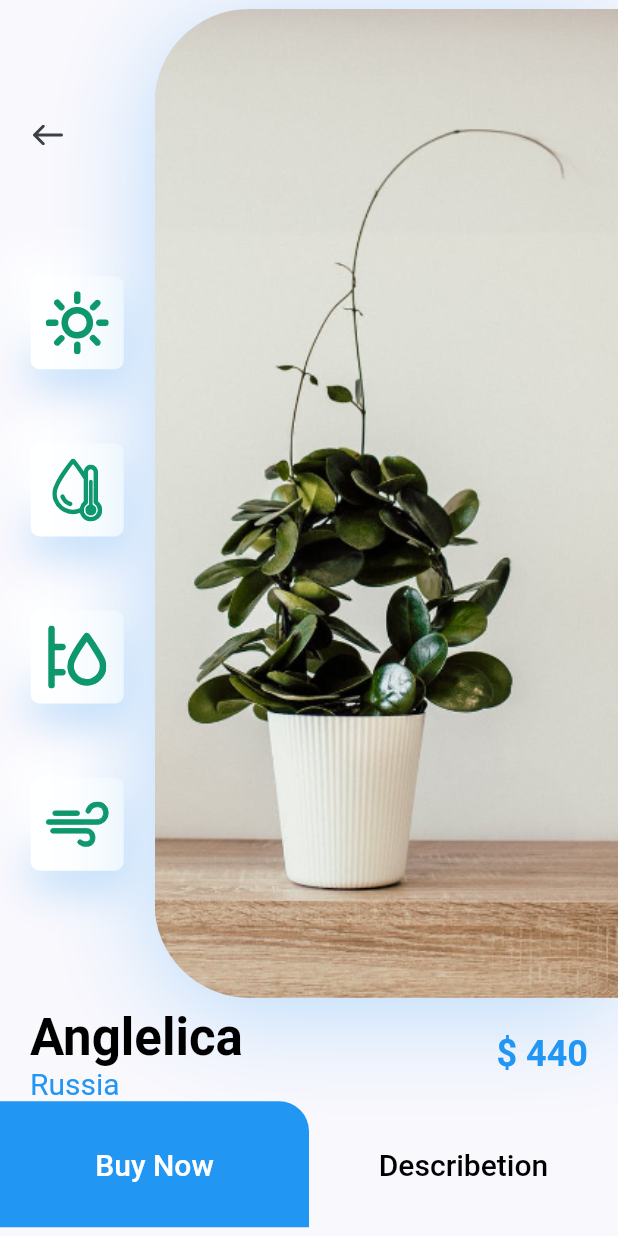
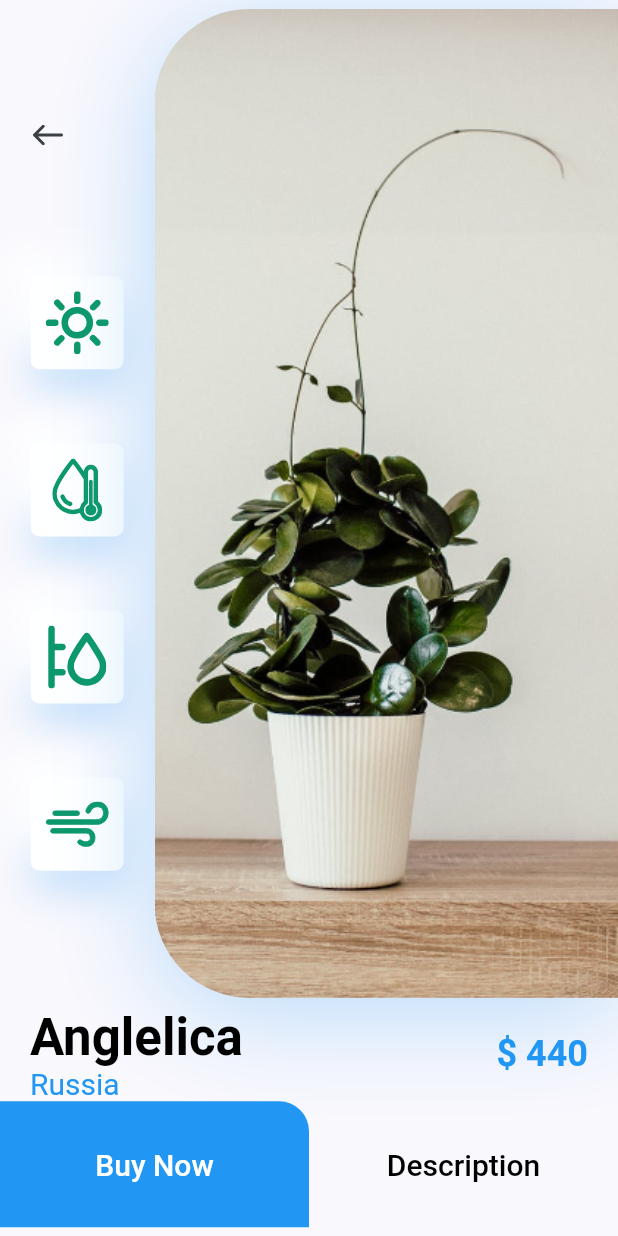
Before and after one commit to ChhailengTim/plant_app, a Flutter app: the DetailScreen screen opened directly, on a phone screen of 412 x 824 dp. Run offline on Flutter 3.47's test engine with Material 2 defaults, Android fonts, the phone set to English and light mode, and no system bars; our stand-ins replace flutter_svg.

Commit message:
Update body.dart

```diff
--- a/lib/screens/details/body.dart
+++ b/lib/screens/details/body.dart
@@ -24,7 +24,7 @@ class BodyDetail extends StatelessWidget {
                 ButtonBuyNow(
                   color: Colors.transparent,
                   textcolor: Colors.black,
-                  title: "Describetion",
+                  title: "Description",
                 ),
               ],
             ),
```
